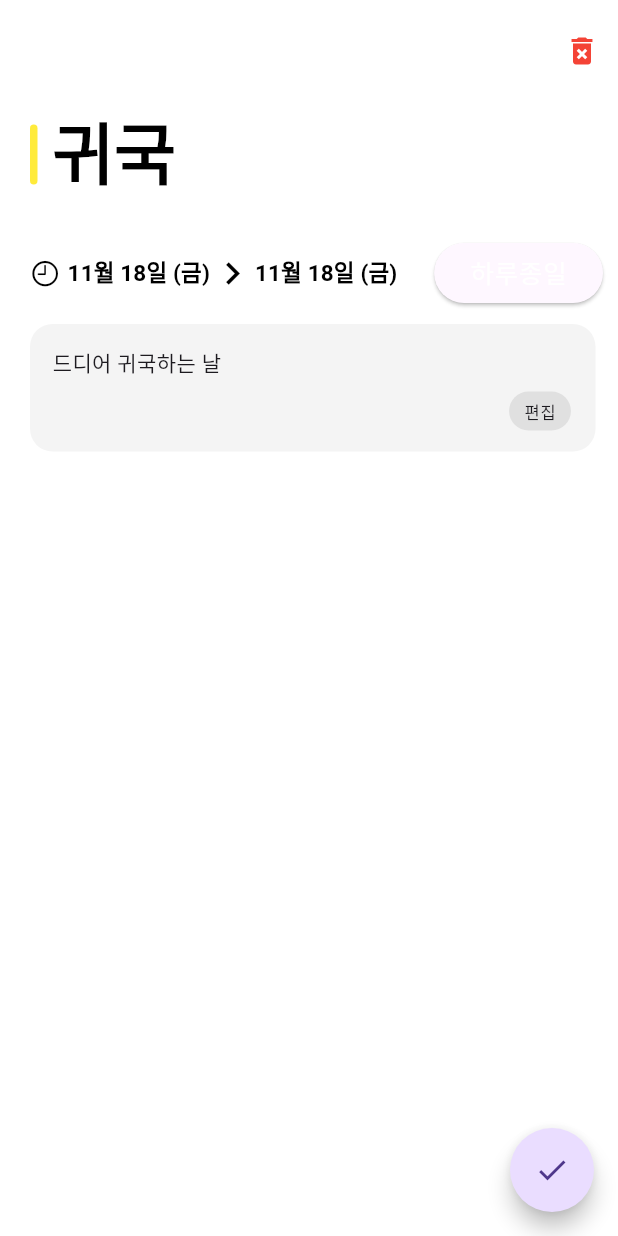
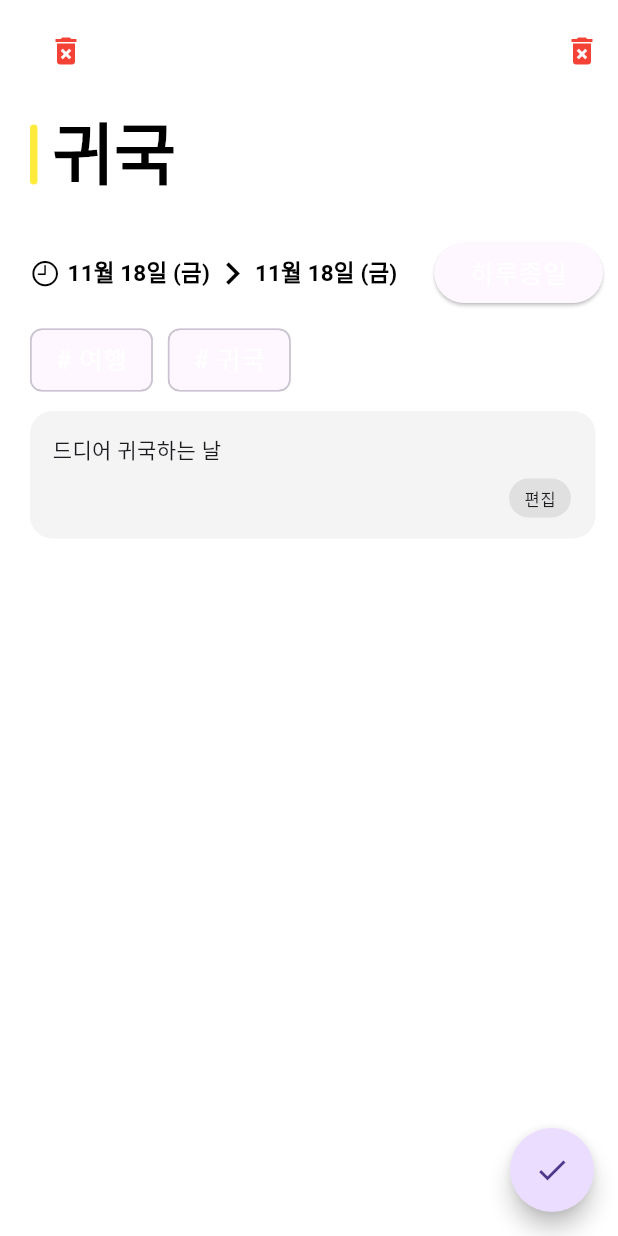
Before and after one commit to UkiDelly/calendar-with-hashtag, a Flutter app: the EventDetailPage screen opened directly with sample values from the repository, on a phone screen of 412 x 824 dp. Run offline on Flutter 3.47's test engine with Material 2 defaults, Android fonts, the phone set to English and light mode, and no system bars; our stand-ins replace flutter_riverpod, flutter_svg, freezed_annotation, modal_bottom_sheet, table_calendar.

```diff
--- a/lib/constant/themes.dart
+++ b/lib/constant/themes.dart
@@ -6,6 +6,7 @@ ThemeData lightTheme = ThemeData(
   useMaterial3: true,
   scaffoldBackgroundColor: Colors.white,
   primaryIconTheme: const IconThemeData(color: Colors.black),
+  iconTheme: const IconThemeData(color: Colors.white),
   backgroundColor: const Color(0xff212529),
   buttonTheme: const ButtonThemeData(
     colorScheme: ColorScheme.light(),
@@ -104,7 +105,7 @@ ThemeData lightTheme = ThemeData(
     ),
   ),
   cardTheme: CardTheme(
-    color: Colors.white,
+    color: Colors.grey.shade100,
     elevation: 0,
     shape: RoundedRectangleBorder(
       borderRadius: BorderRadius.circular(10),
@@ -121,6 +122,7 @@ ThemeData lightTheme = ThemeData(
       foregroundColor: Colors.white,
     ),
   ),
+  splashFactory: NoSplash.splashFactory,
 );
 
 // dark theme
@@ -229,23 +231,13 @@ ThemeData darkTheme = ThemeData(
     ),
   ),
   cardTheme: CardTheme(
-    color: Colors.black,
+    color: Colors.grey.shade700,
     elevation: 0,
     shape: RoundedRectangleBorder(
       borderRadius: BorderRadius.circular(10),
     ),
   ),
-  // textButtonTheme: TextButtonThemeData(
-  //   style: TextButton.styleFrom(
-  //     backgroundColor: const Color(0xff212529),
-  //     padding: EdgeInsets.zero,
-  //     textStyle: const TextStyle(
-  //       color: Colors.white,
-  //       fontSize: 15,
-  //     ),
-  //     foregroundColor: Colors.black,
-  //   ),
-  // ),
+  splashFactory: NoSplash.splashFactory,
 );
 
 class AppColor {
--- a/lib/data/events.dart
+++ b/lib/data/events.dart
@@ -8,6 +8,7 @@ List<CalendarEventModel> events = [
     allDay: true,
     // repeat: Repeat.none,
     memo: '드디어 귀국하는 날',
+    tags: ['여행', '귀국'],
     // alarm: {},
     // account: accounts[0]),
   ),
--- a/lib/model/event_model.dart
+++ b/lib/model/event_model.dart
@@ -10,6 +10,7 @@ class CalendarEventModel with _$CalendarEventModel {
     required DateTime startTime,
     required DateTime endTime,
     String? description,
+    List<String>? tags,
     // required Account account,
     // required Repeat repeat,
     // required Alarm alarm,
--- a/lib/view/Event/event_detail_page.dart
+++ b/lib/view/Event/event_detail_page.dart
@@ -2,6 +2,7 @@ import 'package:care_square_assignment/components/basic_scaffold.dart';
 import 'package:care_square_assignment/provider/events_list.dart';
 import 'package:care_square_assignment/view/Event/widgets/date.dart';
 import 'package:care_square_assignment/view/Event/widgets/memo.dart';
+import 'package:care_square_assignment/view/Event/widgets/tags.dart';
 import 'package:care_square_assignment/view/Event/widgets/title.dart';
 import 'package:care_square_assignment/view/Main/main_view.dart';
 import 'package:flutter/material.dart';
@@ -87,11 +88,27 @@ class _EventDetailPageState extends ConsumerState<EventDetailPage> {
       body: SingleChildScrollView(
         padding: const EdgeInsets.only(left: 20, right: 0, top: 10),
         child: Column(
+          crossAxisAlignment: CrossAxisAlignment.start,
           children: [
+            Row(
+              mainAxisAlignment: MainAxisAlignment.spaceBetween,
+              children: [
+                Consumer(
+                  builder: (context, ref, child) {
+                    EventsNotifier eventsNotifier = ref.watch(eventListProvider.notifier);
+                    // 삭제 버튼
+                    return IconButton(
+                      // alert dialog 띄우기
+                      onPressed: () => Navigator.of(context).pop(),
+                      icon: const Icon(
+                        Icons.delete_forever,
+                        color: Colors.red,
+                      ),
+                    );
+                  },
+                ),
                 //* 이벤트 삭제
-            Align(
-              alignment: Alignment.centerRight,
-              child: Consumer(
+                Consumer(
                   builder: (context, ref, child) {
                     EventsNotifier eventsNotifier = ref.watch(eventListProvider.notifier);
                     // 삭제 버튼
@@ -105,6 +122,7 @@ class _EventDetailPageState extends ConsumerState<EventDetailPage> {
                     );
                   },
                 ),
+              ],
             ),
 
             //* 제목
@@ -187,7 +205,12 @@ class _EventDetailPageState extends ConsumerState<EventDetailPage> {
             //     this.url = url;
             //   }),
             // ),
+            //
+            const SizedBox(
+              height: 10,
+            ),
 
+            Tags(tagList: widget.event.tags),
             //
             const SizedBox(
               height: 10,
--- a/lib/view/Event/widgets/date.dart
+++ b/lib/view/Event/widgets/date.dart
@@ -48,6 +48,8 @@ class _TimePickState extends State<TimePick> {
 
   @override
   Widget build(BuildContext context) {
+    // get the brightness of the device
+    final Brightness brightnessValue = MediaQuery.of(context).platformBrightness;
     return AnimatedContainer(
       duration: const Duration(milliseconds: 300),
       child: Column(
@@ -73,7 +75,9 @@ class _TimePickState extends State<TimePick> {
               const Spacer(),
               ElevatedButton(
                 style: ElevatedButton.styleFrom(
-                  backgroundColor: Theme.of(context).backgroundColor,
+                  backgroundColor: allDay
+                      ? Theme.of(context).backgroundColor
+                      : Theme.of(context).scaffoldBackgroundColor,
                   shape: RoundedRectangleBorder(borderRadius: BorderRadius.circular(25)),
                 ),
                 onPressed: () {
@@ -83,14 +87,16 @@ class _TimePickState extends State<TimePick> {
                     allDay;
                   });
                 },
-                child: AnimatedContainer(
-                  duration: const Duration(milliseconds: 300),
-                  child: Text(
-                    '하루종일',
-                    style: Theme.of(context)
+                child: DefaultTextStyle(
+                  // duration: const Duration(milliseconds: 300),
+                  style: allDay
+                      ? Theme.of(context)
                           .primaryTextTheme
                           .labelMedium!
-                        .copyWith(color: Colors.white),
+                          .copyWith(color: Theme.of(context).primaryColor)
+                      : Theme.of(context).primaryTextTheme.labelMedium!,
+                  child: const Text(
+                    '하루종일',
                   ),
                 ),
               ),
@@ -101,8 +107,8 @@ class _TimePickState extends State<TimePick> {
           ),
           AnimatedContainer(
             duration: const Duration(milliseconds: 200),
-            height: pressedDatePicker ? 120 : 0.0001,
-            child: datePick(),
+            height: pressedDatePicker ? 200 : 0.0001,
+            child: datePick(brightnessValue),
           ),
         ],
       ),
@@ -207,9 +213,13 @@ class _TimePickState extends State<TimePick> {
   }
 
   // DatePicker
-  Widget datePick() {
+  Widget datePick(Brightness brightness) {
     return SizedBox(
       //
+      child: CupertinoTheme(
+        data: CupertinoThemeData(
+          brightness: brightness,
+        ),
         child: CupertinoDatePicker(
           // 날짜 초기화
           initialDateTime: selected == _DatePressed.startDate
@@ -248,6 +258,7 @@ class _TimePickState extends State<TimePick> {
             widget.getDate(startDate, allDay);
           },
         ),
+      ),
     );
   }
 }
--- a/lib/view/Event/widgets/memo.dart
+++ b/lib/view/Event/widgets/memo.dart
@@ -91,7 +91,10 @@ class _MemoWidgetState extends State<MemoWidget> {
     } else {
       return Row(
         children: [
-          const Icon(CupertinoIcons.doc_text),
+          Icon(
+            CupertinoIcons.doc_text,
+            color: Theme.of(context).primaryIconTheme.color,
+          ),
           //
           const SizedBox(
             width: 10,
@@ -118,6 +121,7 @@ class _MemoWidgetState extends State<MemoWidget> {
 
               //
               placeholder: '메모',
+              placeholderStyle: Theme.of(context).textTheme.titleMedium,
             ),
           ),
         ],
--- /dev/null
+++ b/lib/view/Event/widgets/tags.dart
@@ -0,0 +1,55 @@
+import 'package:flutter/material.dart';
+
+class Tags extends StatelessWidget {
+  final List<String>? tagList;
+  const Tags({super.key, required this.tagList});
+
+  @override
+  Widget build(BuildContext context) {
+    return InkWell(
+      onTap: () {},
+      child: tagList != null
+          ? Wrap(
+              runAlignment: WrapAlignment.start,
+              spacing: 10,
+              children: List.generate(
+                tagList!.length,
+                (index) => Chip(
+                  backgroundColor: Theme.of(context).backgroundColor,
+                  label: Text(
+                    '# ${tagList![index]}',
+                    style: Theme.of(context)
+                        .primaryTextTheme
+                        .labelMedium!
+                        .copyWith(color: Theme.of(context).scaffoldBackgroundColor),
+                  ),
+                ),
+              ),
+            )
+          : IntrinsicWidth(
+              child: Chip(
+                backgroundColor: Theme.of(context).backgroundColor,
+                label: Padding(
+                  padding: const EdgeInsets.symmetric(horizontal: 5),
+                  child: Row(
+                    children: [
+                      Icon(
+                        Icons.add,
+                        color: Theme.of(context).iconTheme.color,
+                      ),
+                      const SizedBox(width: 5),
+                      Text(
+                        '새로운 태그 생성',
+                        style: Theme.of(context)
+                            .primaryTextTheme
+                            .labelMedium!
+                            .copyWith(color: Theme.of(context).scaffoldBackgroundColor),
+                      )
+                    ],
+                  ),
+                ),
+              ),
+            ),
+    );
+  }
+}
--- a/lib/view/Main/widget/events/even_card.dart
+++ b/lib/view/Main/widget/events/even_card.dart
@@ -27,6 +27,7 @@ class _EventCardTileState extends State<EventCardTile> {
 
       //* 이벤트 상세 페이지로 이동
       onPressed: () => showCupertinoModalBottomSheet(
+        enableDrag: false,
         context: context,
         builder: (context) => EventDetailPage(
           event: widget.event,
@@ -41,16 +42,16 @@ class _EventCardTileState extends State<EventCardTile> {
         child: Container(
           padding: const EdgeInsets.all(5),
           decoration: BoxDecoration(
-            color: Theme.of(context).primaryColor,
+            color: Theme.of(context).cardTheme.color,
             borderRadius: BorderRadius.circular(10),
             // border: Border.all(),
-            boxShadow: const [
-              BoxShadow(
-                color: Colors.black38,
-                offset: Offset(3, 3),
-                blurRadius: 5,
-              )
-            ],
+            // boxShadow: const [
+            //   BoxShadow(
+            //     color: Colors.black38,
+            //     offset: Offset(3, 3),
+            //     blurRadius: 5,
+            //   )
+            // ],
           ),
           child: Row(
             children: [
```
Also changed, not shown: lib/model/event_model.freezed.dart, lib/view/Main/widget/events/new_event_card.dart (line endings or trailing spaces). Lines whose indentation alone changed are shown as unchanged.
